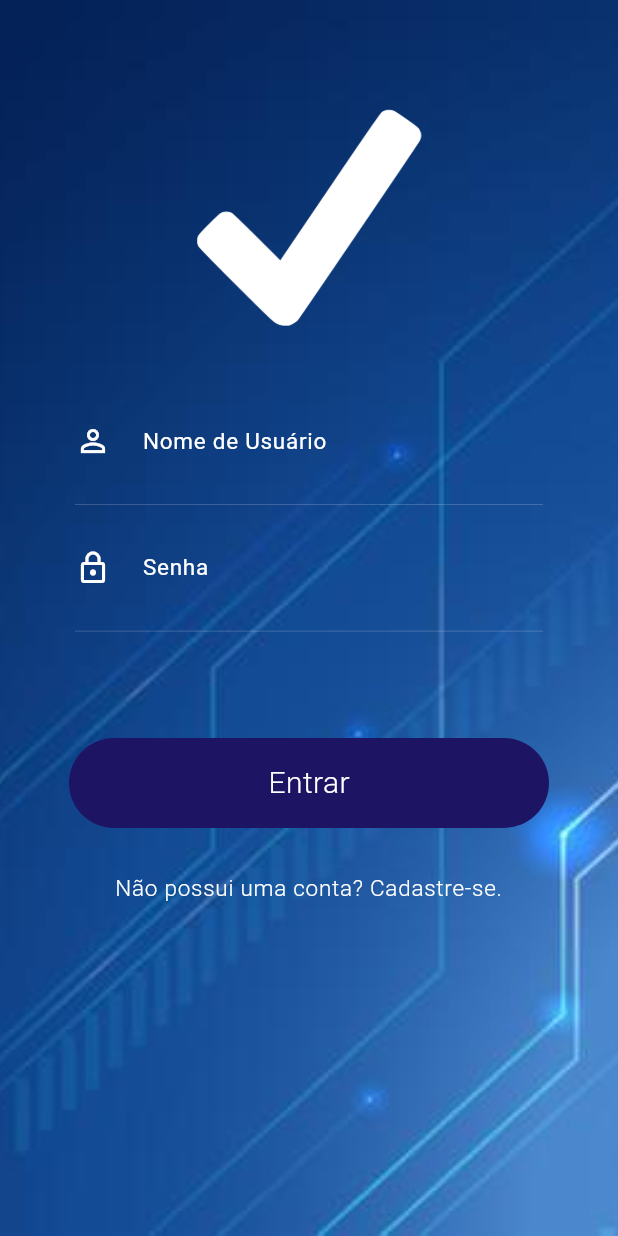
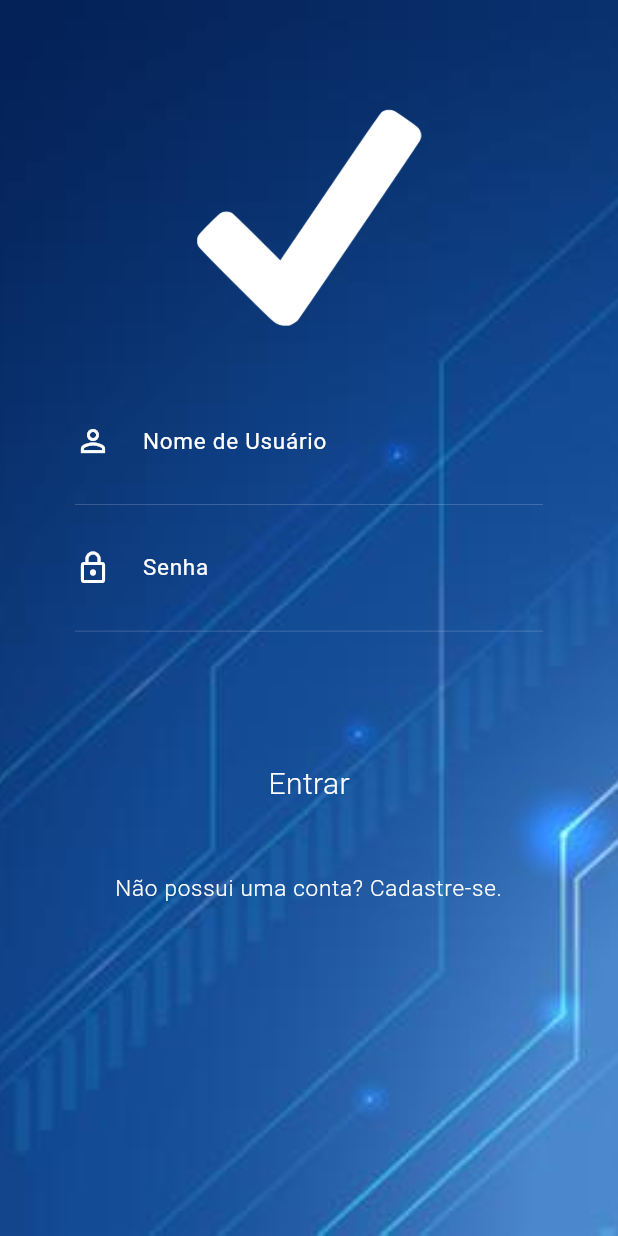
Before and after one commit to willianhsb/LoginFlutterAnima-o, a Flutter app: the LoginScreen screen opened directly, on a phone screen of 412 x 824 dp. Run offline on Flutter 3.47's test engine with Material 2 defaults, Android fonts, the phone set to English and light mode, and no system bars.

Commit message:
250822v4-loginFinish

```diff
--- a/lib/main.dart
+++ b/lib/main.dart
@@ -21,7 +21,7 @@ class MyApp extends StatelessWidget {
       ),
       title: 'Animations',
       debugShowCheckedModeBanner: false,
-      home: HomeScreen(),
+      home:LoginScreen (),
     );
   }
 }
--- a/lib/screen/home/widgets/stagger_animation.dart
+++ b/lib/screen/home/widgets/stagger_animation.dart
@@ -1,8 +1,9 @@
-// ignore_for_file: use_key_in_widget_constructors, prefer_const_constructors_in_immutables, prefer_const_constructors
+// ignore_for_file: use_key_in_widget_constructors, prefer_const_constructors_in_immutables, prefer_const_constructors, avoid_unnecessary_containers
 
 import 'package:flutter/material.dart';
 
 import 'animated_list_view.dart';
+import 'fade_container.dart';
 import 'home_top.dart';
 
 class StaggerAnimation extends StatelessWidget {
@@ -24,15 +25,24 @@ class StaggerAnimation extends StatelessWidget {
                   0.325, //32% de 2 segundos que é o tempo da animação.
                   0.8, //80% de 2 segundos que é o tempo da animação.
                   curve: Curves.ease,
+                )
+            )
         ),
-          ),
+        fadeAnimation = ColorTween(
+            begin: Color.fromRGBO(28, 98, 18, 1.0,),
+            end: Color.fromRGBO(28, 98, 18, 0.0,),
+        ).animate(
+          CurvedAnimation(parent: controller, curve: Curves.decelerate),
         );
 
   final Animation<double> containerGrow;
   final Animation<EdgeInsets> listSlidePosition;
+  final Animation<Color?> fadeAnimation;
 
   Widget _buildAnimation(BuildContext context, Widget? child) {
-    return ListView(
+    return Stack(
+      children: <Widget>[
+        ListView(
           padding: EdgeInsets.zero,
           children: <Widget>[
             HomeTop(
@@ -40,6 +50,13 @@ class StaggerAnimation extends StatelessWidget {
             ),
             AnimatedListView(
               listSlidePosition: listSlidePosition,
+            ),
+          ],
+        ),
+        IgnorePointer(
+          child: FadeContainer(
+            fadeAnimation: fadeAnimation,
+          ),
         ),
       ],
     );
--- a/lib/screen/login/widgets/stagger_animation.dart
+++ b/lib/screen/login/widgets/stagger_animation.dart
@@ -3,7 +3,6 @@
 import 'package:flutter/material.dart';
 
 class StaggerAnimation extends StatelessWidget {
-
   AnimationController controller;
 
   StaggerAnimation({required this.controller})
@@ -36,20 +35,22 @@ class StaggerAnimation extends StatelessWidget {
         onTap: () {
           controller.forward();
         },
-        child: buttonZoomOut.value <= 60
+        child: Hero(
+          tag: "fade",
+          child: buttonZoomOut.value == 60
               ? Container(
                   width: buttonAnimation.value,
-                height: 60,
+                  height: 58,
                   alignment: Alignment.center,
                   decoration: BoxDecoration(
                     color: Color.fromRGBO(
-                    30,
-                    20,
-                    100,
-                    1.0,
+                      28,
+                      18,
+                      98,
+                      -1.0,
                     ),
                     borderRadius: BorderRadius.all(
-                    Radius.circular(30.0),
+                      Radius.circular(28.0),
                     ),
                   ),
                   child: _buildInside(context),
@@ -66,6 +67,7 @@ class StaggerAnimation extends StatelessWidget {
                     ),
                     borderRadius: BorderRadius.all(
                       Radius.circular(30.0),
+                    ),
                   ),
                 ),
         ),
```
Also changed, not shown: lib/screen/home/widgets/fade_container.dart (added, +24 -0 lines), lib/screen/login/LoginScreen.dart (+13 -2 lines). Lines whose indentation alone changed are shown as unchanged.
